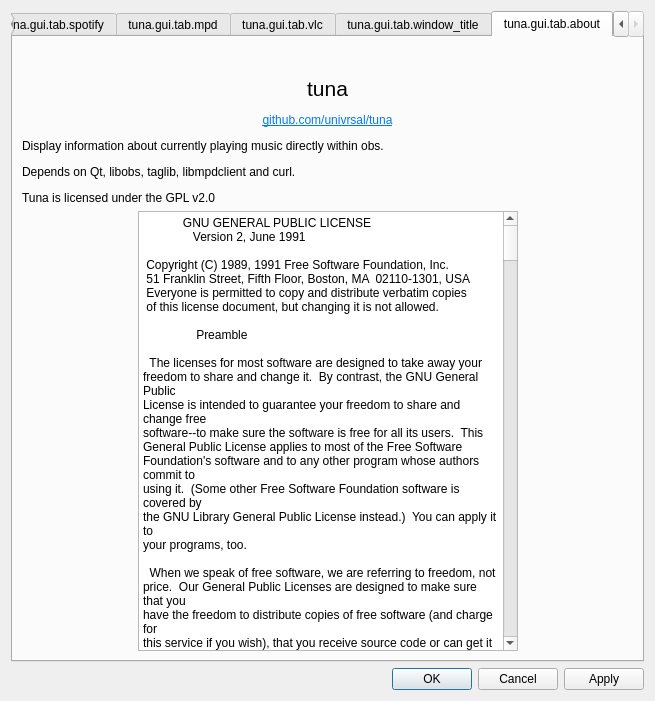
Before: the Qt Designer form src/gui/tuna_gui.ui in univrsal/tuna, drawn with Qt 5.
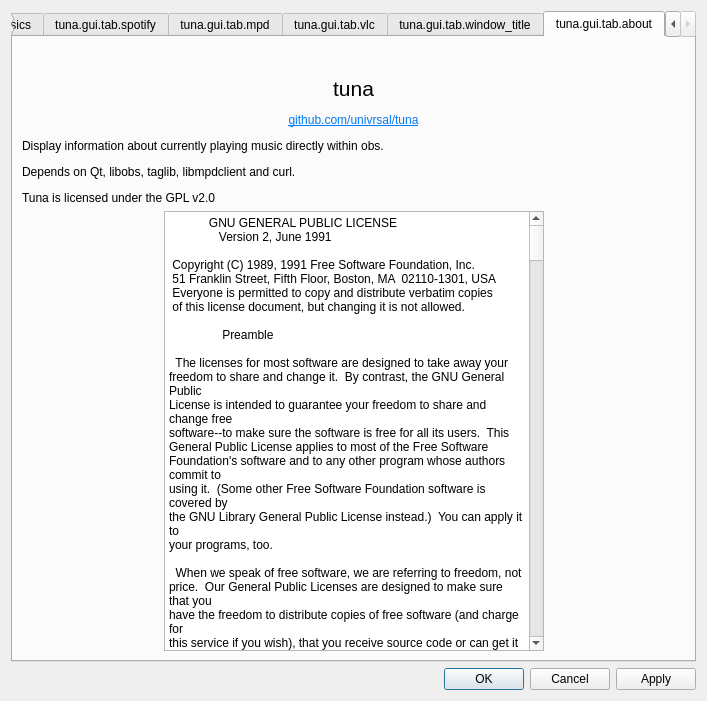
After: the same form once the commit is applied. Icons and pictures are not drawn.

Patch:
```diff
--- a/src/gui/tuna_gui.ui
+++ b/src/gui/tuna_gui.ui
@@ -6,7 +6,7 @@
    <rect>
     <x>0</x>
     <y>0</y>
-    <width>641</width>
+    <width>707</width>
     <height>701</height>
    </rect>
   </property>
```
Left out of the diff: 4 changed lines with no effect on the pictures.
